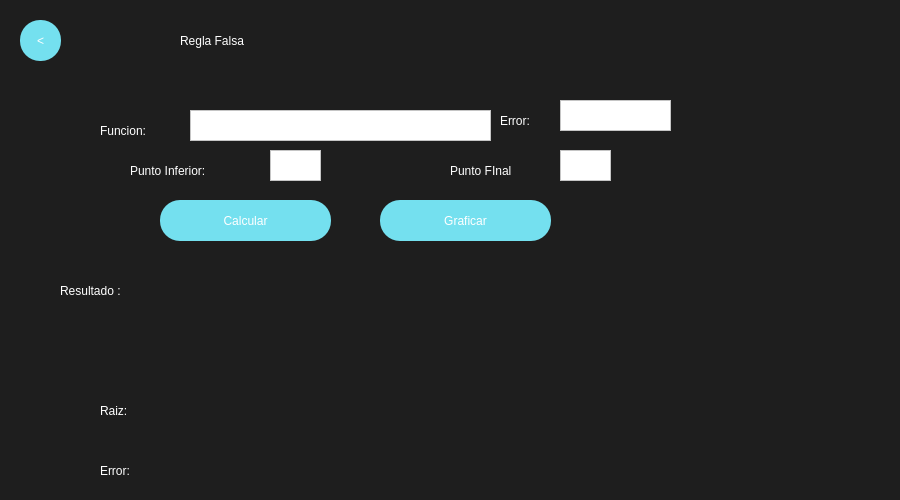
Above: RelgaFake.ui from XMunteR/Calculadora before the change. Below: the same form after it.
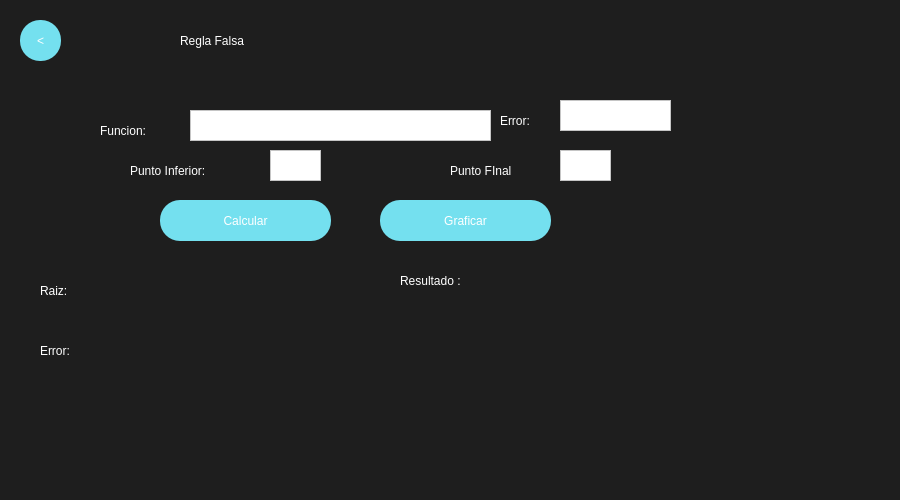
That is the form after the change.

What changed in the file:
```diff
--- a/RelgaFake.ui
+++ b/RelgaFake.ui
@@ -136,8 +136,8 @@
    <widget class="QLabel" name="label_5">
     <property name="geometry">
      <rect>
-      <x>60</x>
-      <y>270</y>
+      <x>400</x>
+      <y>260</y>
       <width>101</width>
       <height>41</height>
      </rect>
@@ -153,10 +153,10 @@
    <widget class="QLabel" name="ResultFake">
     <property name="geometry">
      <rect>
-      <x>170</x>
+      <x>510</x>
       <y>250</y>
-      <width>671</width>
-      <height>121</height>
+      <width>351</width>
+      <height>231</height>
      </rect>
     </property>
     <property name="maximumSize">
@@ -284,8 +284,8 @@
    <widget class="QLabel" name="label_6">
     <property name="geometry">
      <rect>
-      <x>100</x>
-      <y>390</y>
+      <x>40</x>
+      <y>270</y>
       <width>51</width>
       <height>41</height>
      </rect>
@@ -301,8 +301,8 @@
    <widget class="QLabel" name="ResultRaiz">
     <property name="geometry">
      <rect>
-      <x>160</x>
-      <y>390</y>
+      <x>100</x>
+      <y>270</y>
       <width>281</width>
       <height>41</height>
      </rect>
@@ -317,8 +317,8 @@
    <widget class="QLabel" name="ResultError">
     <property name="geometry">
      <rect>
-      <x>160</x>
-      <y>450</y>
+      <x>100</x>
+      <y>330</y>
       <width>281</width>
       <height>41</height>
      </rect>
@@ -333,8 +333,8 @@
    <widget class="QLabel" name="label_8">
     <property name="geometry">
      <rect>
-      <x>100</x>
-      <y>450</y>
+      <x>40</x>
+      <y>330</y>
       <width>51</width>
       <height>41</height>
      </rect>
```
Left out of the diff: 2 changed lines with no effect on the pictures.
